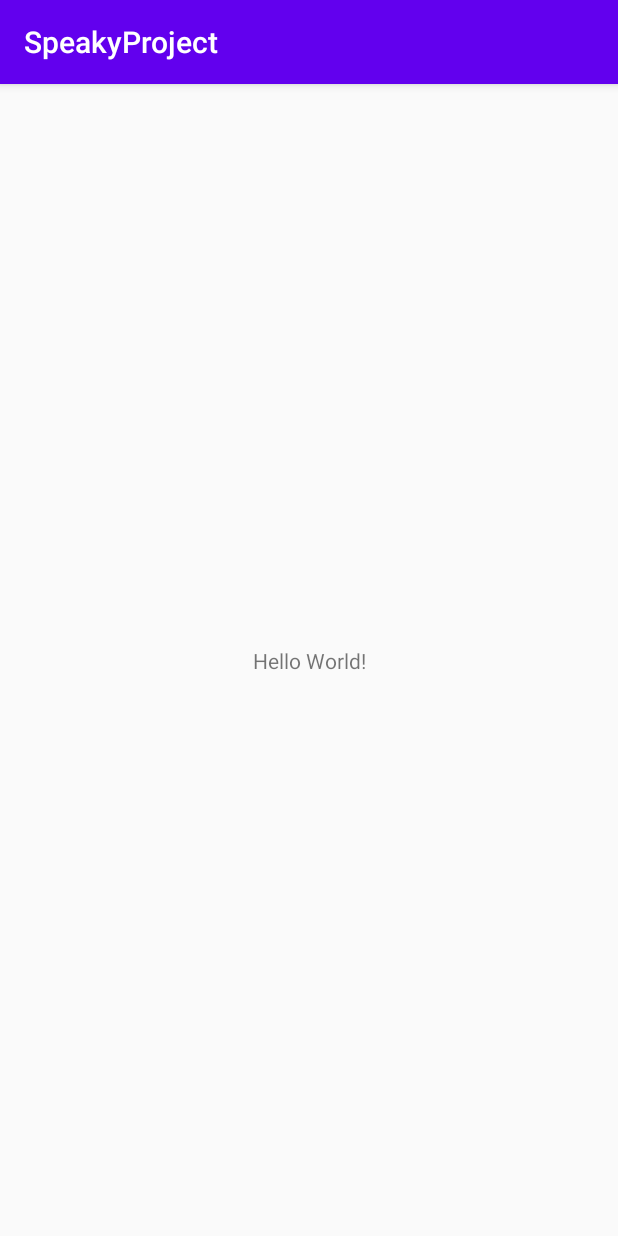
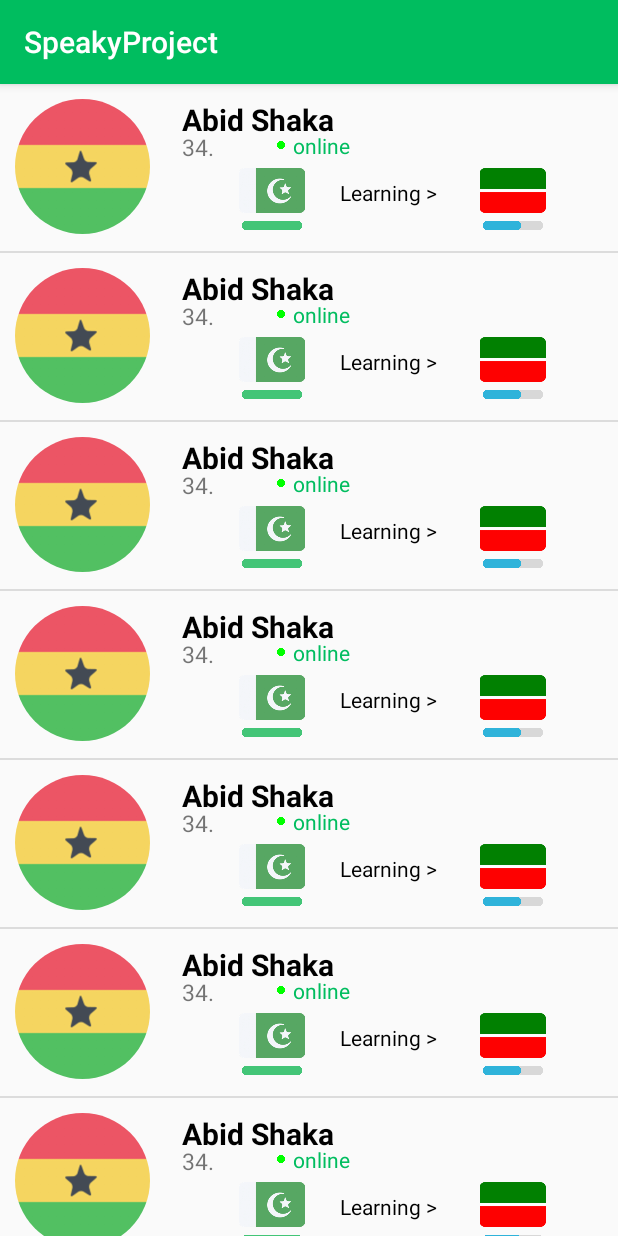
Before and after one commit to Shaxadhere/SpeakyProject, an Android app: the screen it shows after launch (MainActivity), on a phone screen of 412 x 824 dp. Run offline under Robolectric (Android 15) with nearby library versions, the phone set to English and light mode, and no system bars; our stand-ins replace CircleImageView.

```diff
--- a/app/build.gradle
+++ b/app/build.gradle
@@ -25,7 +25,9 @@ android {
 dependencies {
     implementation fileTree(dir: "libs", include: ["*.jar"])
     implementation 'androidx.appcompat:appcompat:1.2.0'
+    implementation 'de.hdodenhof:circleimageview:3.1.0'
     implementation 'androidx.constraintlayout:constraintlayout:1.1.3'
+    implementation 'com.google.android.material:material:1.0.0'
     testImplementation 'junit:junit:4.12'
     androidTestImplementation 'androidx.test.ext:junit:1.1.1'
     androidTestImplementation 'androidx.test.espresso:espresso-core:3.2.0'
--- a/app/src/main/java/com/shaxad/speakyproject/MainActivity.java
+++ b/app/src/main/java/com/shaxad/speakyproject/MainActivity.java
@@ -3,12 +3,47 @@ package com.shaxad.speakyproject;
 import androidx.appcompat.app.AppCompatActivity;
 
 import android.os.Bundle;
+import android.view.View;
+import android.view.ViewGroup;
+import android.widget.BaseAdapter;
+import android.widget.ListView;
 
 public class MainActivity extends AppCompatActivity {
 
+    ListView listView;
     @Override
     protected void onCreate(Bundle savedInstanceState) {
         super.onCreate(savedInstanceState);
         setContentView(R.layout.activity_main);
+
+        listView= findViewById(R.id.listview);
+        CustomAdapter customAdapter= new CustomAdapter();
+        listView.setAdapter(customAdapter);
+
     }
+
+
+    class CustomAdapter extends BaseAdapter
+    {
+
+        @Override
+        public int getCount() {
+            return 10;
+        }
+
+        @Override
+        public Object getItem(int position) {
+            return null;
+        }
+
+        @Override
+        public long getItemId(int position) {
+            return 0;
+        }
+
+        @Override
+        public View getView(int position, View convertView, ViewGroup parent) {
+            View view = getLayoutInflater().inflate(R.layout.userlistlayout,null);
+            return view;
+        }}
 }
--- a/app/src/main/res/layout/activity_main.xml
+++ b/app/src/main/res/layout/activity_main.xml
@@ -1,18 +1,13 @@
 <?xml version="1.0" encoding="utf-8"?>
-<androidx.constraintlayout.widget.ConstraintLayout xmlns:android="http://schemas.android.com/apk/res/android"
+<LinearLayout xmlns:android="http://schemas.android.com/apk/res/android"
     xmlns:app="http://schemas.android.com/apk/res-auto"
     xmlns:tools="http://schemas.android.com/tools"
     android:layout_width="match_parent"
-    android:layout_height="match_parent"
-    tools:context=".MainActivity">
+    android:layout_height="match_parent">
 
-    <TextView
-        android:layout_width="wrap_content"
-        android:layout_height="wrap_content"
-        android:text="Hello World!"
-        app:layout_constraintBottom_toBottomOf="parent"
-        app:layout_constraintLeft_toLeftOf="parent"
-        app:layout_constraintRight_toRightOf="parent"
-        app:layout_constraintTop_toTopOf="parent" />
-
-</androidx.constraintlayout.widget.ConstraintLayout>
+    <ListView
+        android:id="@+id/listview"
+        android:layout_width="match_parent"
+        android:layout_height="match_parent">
+    </ListView>
+</LinearLayout>
--- /dev/null
+++ b/app/src/main/res/layout/userlistlayout.xml
@@ -0,0 +1,137 @@
+<?xml version="1.0" encoding="utf-8"?>
+<LinearLayout xmlns:android="http://schemas.android.com/apk/res/android"
+xmlns:app="http://schemas.android.com/apk/res-auto"
+xmlns:tools="http://schemas.android.com/tools"
+android:layout_width="match_parent"
+android:layout_height="110dp">
+<LinearLayout
+    android:layout_width="match_parent"
+    android:layout_margin="10dp"
+    android:layout_marginTop="4dp"
+    android:layout_height="match_parent">
+
+    <LinearLayout
+        android:layout_width="111dp"
+        android:layout_height="91dp"
+        android:orientation="vertical">
+
+        <de.hdodenhof.circleimageview.CircleImageView
+            android:id="@+id/profile_image"
+            android:layout_width="90dp"
+            android:layout_height="90dp"
+            android:src="@drawable/akantwi" />
+
+    </LinearLayout>
+
+<LinearLayout
+    android:layout_width="match_parent"
+    android:layout_height="90dp"
+
+    android:orientation="vertical">
+
+    <TextView
+        android:id="@+id/textView"
+        android:layout_width="163dp"
+        android:layout_height="31dp"
+        android:text="Abid Shaka"
+        android:textColor="@color/colorBlack"
+        android:textSize="20sp"
+        android:textStyle="bold"
+        tools:layout_editor_absoluteX="149dp"
+        tools:layout_editor_absoluteY="11dp" />
+
+    <LinearLayout
+        android:layout_marginTop="-10dp"
+        android:layout_width="match_parent"
+        android:layout_height="19dp"
+        android:orientation="horizontal">
+
+        <TextView
+            android:id="@+id/textView2"
+            android:layout_width="63dp"
+            android:layout_height="wrap_content"
+            android:layout_gravity="center_vertical"
+            android:text="34."
+            android:textSize="15sp" />
+
+        <ImageView
+            android:id="@+id/imageView"
+            android:layout_width="5dp"
+            android:layout_gravity="center_vertical"
+            android:layout_height="5dp"
+            app:srcCompat="@drawable/online" />
+
+        <TextView
+            android:layout_width="50dp"
+            android:layout_height="20dp"
+            android:layout_gravity="center_vertical"
+            android:layout_marginLeft="5dp"
+            android:text="online"
+            android:textColor="@color/colorPrimary"
+            android:textSize="14sp">
+
+        </TextView>
+    </LinearLayout>
+
+    <LinearLayout
+        android:layout_width="match_parent"
+        android:layout_height="52dp"
+        android:gravity="center_horizontal"
+        android:orientation="horizontal">
+
+        <LinearLayout
+            android:layout_width="60dp"
+            android:layout_height="49dp"
+            android:orientation="vertical">
+
+            <ImageView
+                android:layout_width="match_parent"
+                android:layout_height="30dp"
+                android:layout_marginTop="5dp"
+                android:src="@drawable/punjabi"></ImageView>
+
+            <ImageView
+                android:layout_width="40dp"
+                android:layout_height="10dp"
+                android:layout_gravity="center_horizontal"
+                android:layout_marginTop="3dp"
+                android:src="@drawable/nativespeaker"></ImageView>
+
+        </LinearLayout>
+
+        <TextView
+
+            android:layout_width="70dp"
+            android:layout_height="27dp"
+            android:layout_gravity="center_vertical"
+            android:layout_margin="15dp"
+            android:text="Learning >"
+            android:textColor="@color/colorBlack"
+            android:textSize="14dp"></TextView>
+
+        <LinearLayout
+            android:layout_width="60dp"
+            android:layout_height="49dp"
+            android:orientation="vertical">
+
+            <ImageView
+                android:layout_width="match_parent"
+                android:layout_height="30dp"
+                android:layout_marginTop="5dp"
+                android:src="@drawable/tatar"></ImageView>
+
+            <ImageView
+                android:layout_width="40dp"
+                android:layout_height="10dp"
+                android:layout_gravity="center_horizontal"
+                android:layout_marginTop="3dp"
+                android:src="@drawable/learner"></ImageView>
+
+        </LinearLayout>
+
+    </LinearLayout>
+
+
+</LinearLayout>
+</LinearLayout>
+</LinearLayout>
--- a/app/src/main/res/values/colors.xml
+++ b/app/src/main/res/values/colors.xml
@@ -1,6 +1,7 @@
 <?xml version="1.0" encoding="utf-8"?>
 <resources>
-    <color name="colorPrimary">#6200EE</color>
-    <color name="colorPrimaryDark">#3700B3</color>
-    <color name="colorAccent">#03DAC5</color>
+    <color name="colorPrimary">#00BD5F</color>
+    <color name="colorPrimaryDark">#43C577</color>
+    <color name="colorAccent">#6AC89B</color>
+    <color name="colorBlack">#000000</color>
 </resources>
```
Also changed, not shown: app/src/main/res/drawable-v24/akantwi.png (added), app/src/main/res/drawable-v24/learner.png (added), app/src/main/res/drawable-v24/nativespeaker.png (added), app/src/main/res/drawable-v24/online.png (added), app/src/main/res/drawable-v24/punjabi.png (added), app/src/main/res/drawable-v24/tatar.png (added).
